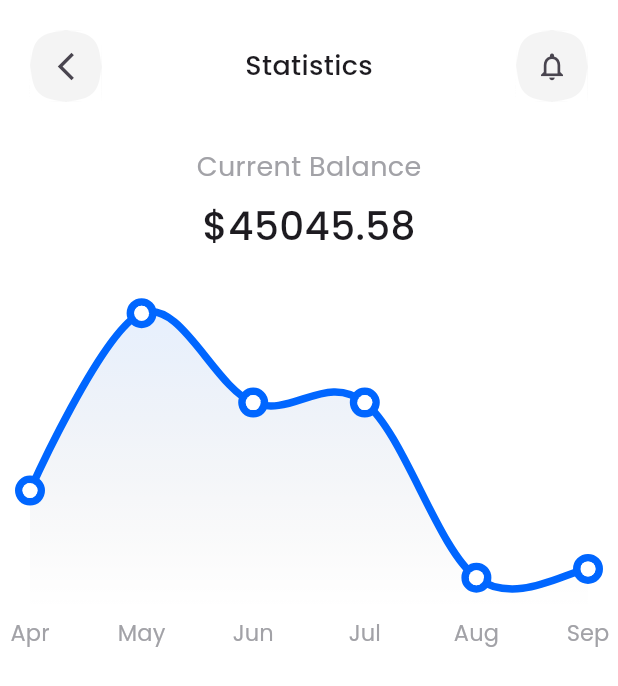
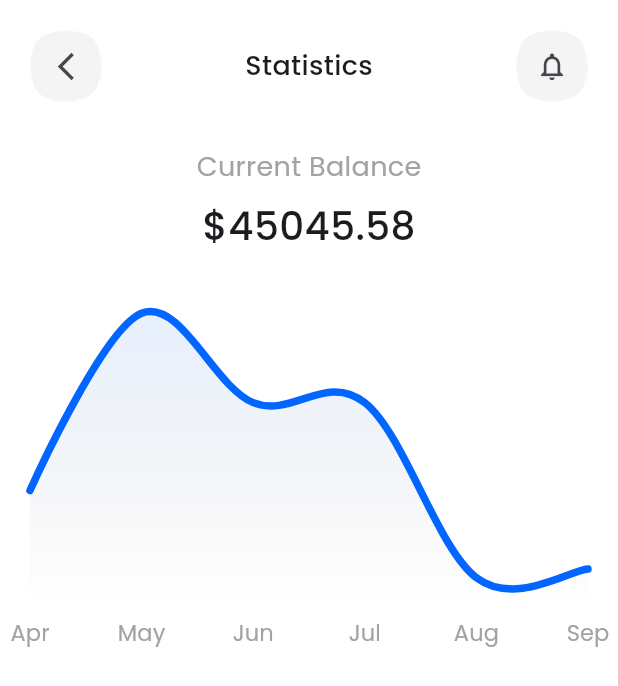
Before and after one commit to ACICT-DEPI/SHR1_SWD4_S1e-Banking-Mobile-App, a Flutter app: the screen it shows after launch, on a phone screen of 412 x 824 dp. Shown: the top 686 px of the screen. Run offline on Flutter 3.47's test engine with Material 3 defaults, Android fonts, the phone set to English and light mode, and no system bars; drawn by our look-alikes of fl_chart.

Commit message:
Update Balance Chart

```diff
--- a/lib/features/statistics/presentation/views/widgets/balance_chart.dart
+++ b/lib/features/statistics/presentation/views/widgets/balance_chart.dart
@@ -70,12 +70,16 @@ class _BalanceChartState extends State<BalanceChart> {
               dotData: FlDotData(
                 show: true,
                 getDotPainter: (spot, percent, barData, index) {
-                  return FlDotCirclePainter(
-                    radius: 5,
-                    color: AppColors.white,
-                    strokeWidth: 5,
-                    strokeColor: AppColors.blue,
-                  );
+                  if (index == selectedMonthIndex) {
+                    return FlDotCirclePainter(
+                      radius: 5,
+                      color: Colors.white,
+                      strokeWidth: 5,
+                      strokeColor: Colors.blue,
+                    );
+                  } else {
+                    return FlDotCirclePainter(radius: 0, strokeWidth: 0);
+                  }
                 },
               ),
               belowBarData: buildBelowBarAreaData(),
@@ -112,19 +116,6 @@ class _BalanceChartState extends State<BalanceChart> {
                 });
               }
             },
-            handleBuiltInTouches: true,
-          ),
-          extraLinesData: ExtraLinesData(
-            verticalLines: selectedMonthIndex != null
-                ? [
-                    VerticalLine(
-                      x: selectedMonthIndex!.toDouble(),
-                      color: AppColors.blue,
-                      strokeWidth: 2,
-                      dashArray: [5, 5],
-                    )
-                  ]
-                : [],
           ),
         ),
       ),
```
